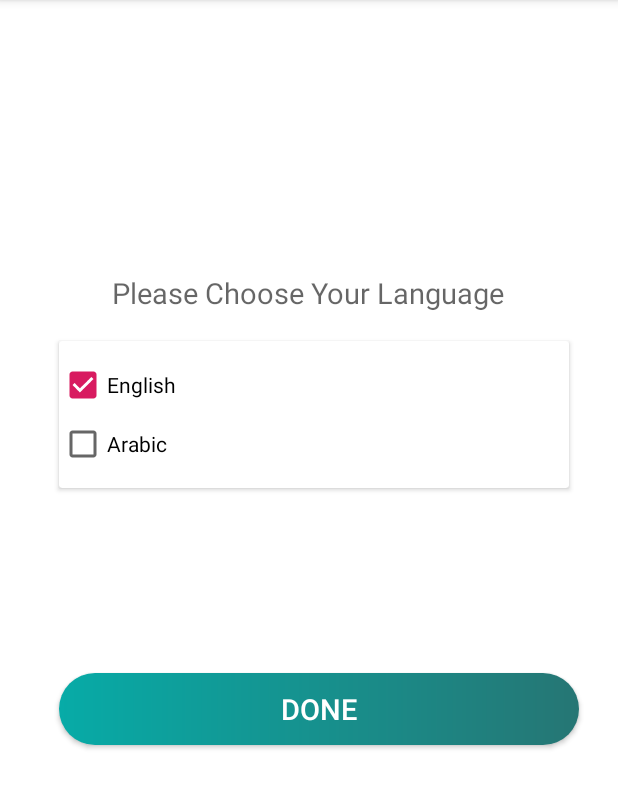
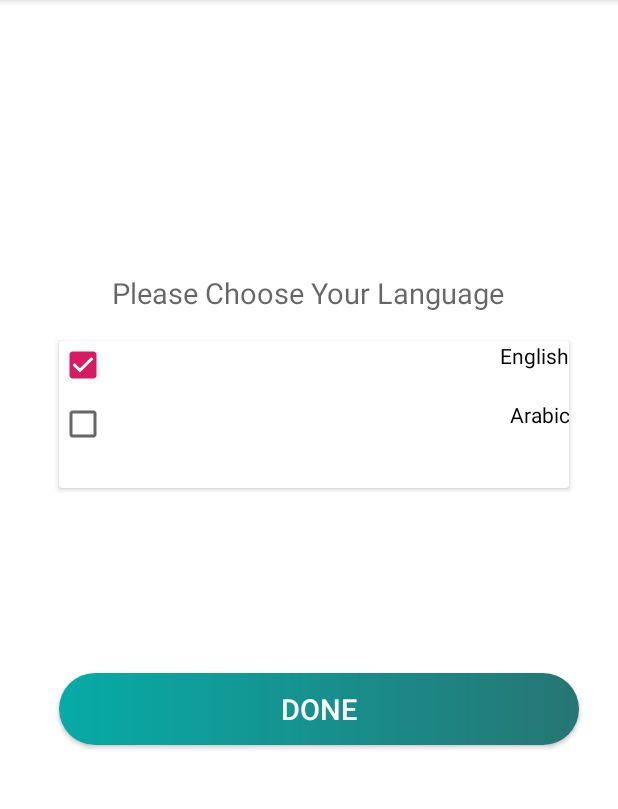
Before and after one commit to AlshimaaRifaat/Coup-Mix-App, an Android app: the screen it shows after launch (LanguageActivity), after a tap on "English", on a phone screen of 412 x 824 dp, the part 84-893 px from its top. Run offline under Robolectric (Android 15) with nearby library versions, the phone set to English and light mode, and no system bars; our stand-ins replace sdp/ssp sizes.

Commit message:
splash+language+home screen

```diff
--- a/app/src/main/java/com/example/shosho/coupmix/activity/LanguageActivity.java
+++ b/app/src/main/java/com/example/shosho/coupmix/activity/LanguageActivity.java
@@ -53,6 +53,7 @@ public class LanguageActivity extends AppCompatActivity implements View.OnClickL
             case R.id.lang_checkbox_arabic:
                 if(arabicLanguage.isChecked())
                 {
+                    englishlanguage.setChecked( false );
                     Language="ar";
                     //setLocale("ar");
                    // recreate();
@@ -64,6 +65,7 @@ public class LanguageActivity extends AppCompatActivity implements View.OnClickL
                 {
                     //setLocale("en");
                     //recreate();
+                    arabicLanguage.setChecked( false );
                     Language="en";
 
                 }
--- a/app/src/main/res/layout/activity_language.xml
+++ b/app/src/main/res/layout/activity_language.xml
@@ -31,6 +31,7 @@
         android:layout_height="@dimen/_45sdp"
         android:text="@string/English"
         android:checked="false"
+        android:gravity="end"
         android:layout_below="@+id/lang_choose_language"
         android:id="@+id/lang_checkbox_english"/>
 
@@ -39,8 +40,10 @@
             android:layout_height="@dimen/_45sdp"
             android:text="@string/Arabic"
             android:checked="false"
+            android:gravity="end"
             android:layout_marginTop="@dimen/_30sdp"
             android:id="@+id/lang_checkbox_arabic"/>
+
     </android.support.v7.widget.CardView>
 
 <Button
```
